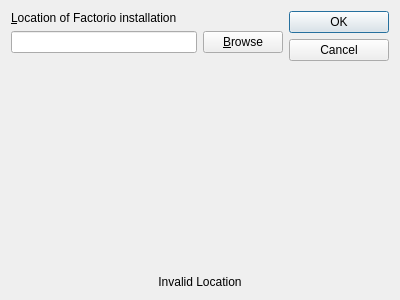
adamalbu/factorio-mod-maker, file ui/location_setup.ui: the form before one commit.
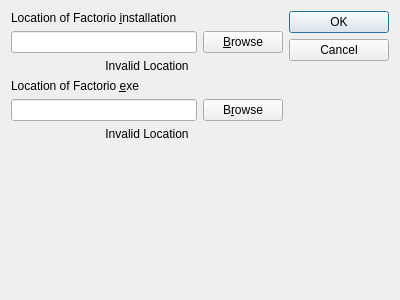
The form after the commit.

The edit to the form file:
```diff
--- a/ui/location_setup.ui
+++ b/ui/location_setup.ui
@@ -13,15 +13,13 @@
   <property name="windowTitle">
    <string>Dialog</string>
   </property>
-  <layout class="QVBoxLayout" name="verticalLayout">
-   <item>
-    <layout class="QHBoxLayout" name="topLayout">
+  <layout class="QHBoxLayout" name="horizontalLayout">
      <item>
       <layout class="QVBoxLayout" name="fileBrowseLayout">
        <item>
         <widget class="QLabel" name="label">
          <property name="text">
-          <string>&amp;Location of Factorio installation</string>
+        <string>Location of Factorio &amp;installation</string>
          </property>
          <property name="buddy">
           <cstring>locationTextEdit</cstring>
@@ -45,6 +43,53 @@
          </item>
         </layout>
        </item>
+     <item>
+      <widget class="QLabel" name="locationValidatorLabel">
+       <property name="text">
+        <string>Invalid Location</string>
+       </property>
+       <property name="alignment">
+        <set>Qt::AlignCenter</set>
+       </property>
+      </widget>
+     </item>
+     <item>
+      <widget class="QLabel" name="label_2">
+       <property name="text">
+        <string>Location of Factorio &amp;exe</string>
+       </property>
+       <property name="buddy">
+        <cstring>locationTextEdit</cstring>
+       </property>
+      </widget>
+     </item>
+     <item>
+      <layout class="QHBoxLayout" name="pathInputLayout_2">
+       <property name="sizeConstraint">
+        <enum>QLayout::SetDefaultConstraint</enum>
+       </property>
+       <item>
+        <widget class="QLineEdit" name="locationTextEdit_2"/>
+       </item>
+       <item>
+        <widget class="QPushButton" name="browseButton_2">
+         <property name="text">
+          <string>B&amp;rowse</string>
+         </property>
+        </widget>
+       </item>
+      </layout>
+     </item>
+     <item>
+      <widget class="QLabel" name="locationValidatorLabel_2">
+       <property name="text">
+        <string>Invalid Location</string>
+       </property>
+       <property name="alignment">
+        <set>Qt::AlignCenter</set>
+       </property>
+      </widget>
+     </item>
        <item>
         <spacer name="verticalSpacer">
          <property name="orientation">
@@ -107,18 +152,6 @@
         </spacer>
        </item>
       </layout>
-     </item>
-    </layout>
-   </item>
-   <item>
-    <widget class="QLabel" name="locationValidatorLabel">
-     <property name="text">
-      <string>Invalid Location</string>
-     </property>
-     <property name="alignment">
-      <set>Qt::AlignCenter</set>
-     </property>
-    </widget>
    </item>
   </layout>
  </widget>
```
Lines whose indentation alone changed are shown as unchanged.
